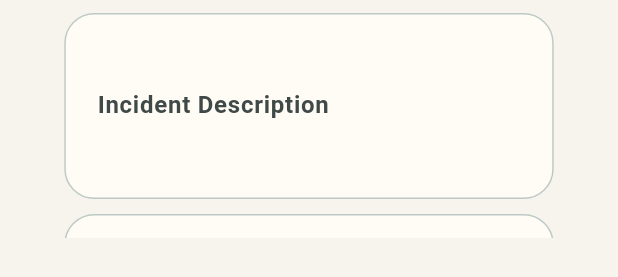
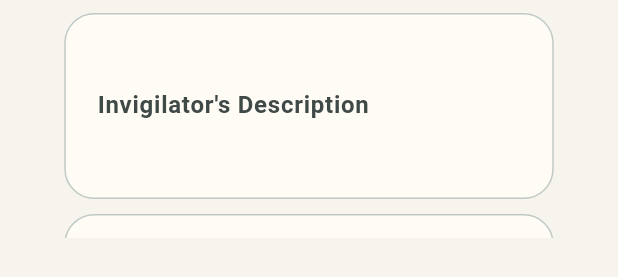
Before and after one commit to twotimesaguy/Smart-Exam-Management-System, a Flutter app: the MalpReporting widget shown alone on an empty page, opened directly, on a phone screen of 412 x 824 dp. Shown: the part 937-1214 px from the top of the screen. Run offline on Flutter 3.47's test engine with Material 3 defaults, Android fonts, the phone set to English and light mode, and no system bars; our stand-ins replace audioplayers, camera, file_picker, image_picker, speech_to_text; missing offline and left inert: google_mlkit_face_detection, record; accounts and stored records are empty; network calls fail.

```diff
--- a/lib/malp_reporting.dart
+++ b/lib/malp_reporting.dart
@@ -439,11 +439,11 @@ class _MalpReportingState extends State<MalpReporting> {
                     controller: _incidentController,
                     maxLines: 4,
                     decoration: const InputDecoration(
-                      labelText: "Incident Description",
+                      labelText: "Invigilator's Description",
                       border: OutlineInputBorder(),
                     ),
                     validator: (value) => value == null || value.trim().isEmpty
-                        ? "Describe the malpractice incident"
+                        ? "Add the invigilator's description"
                         : null,
                   ),
                   SizedBox(height: sectionGap),
```
